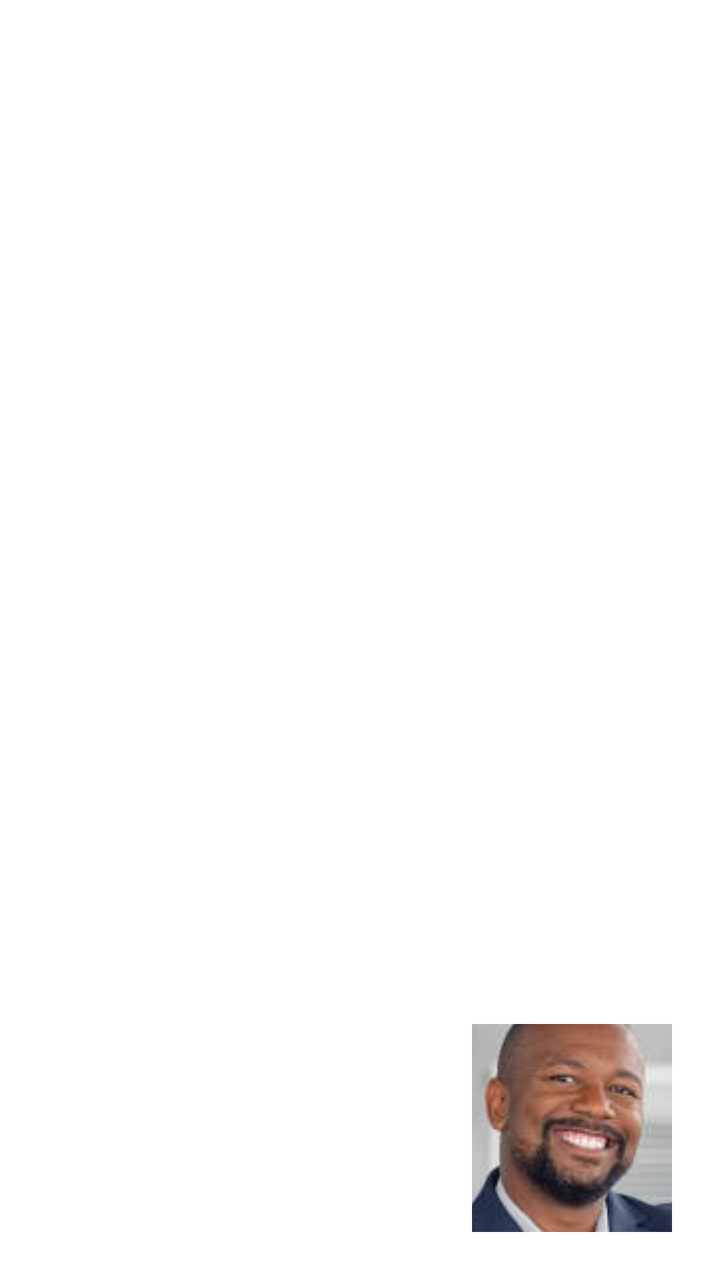
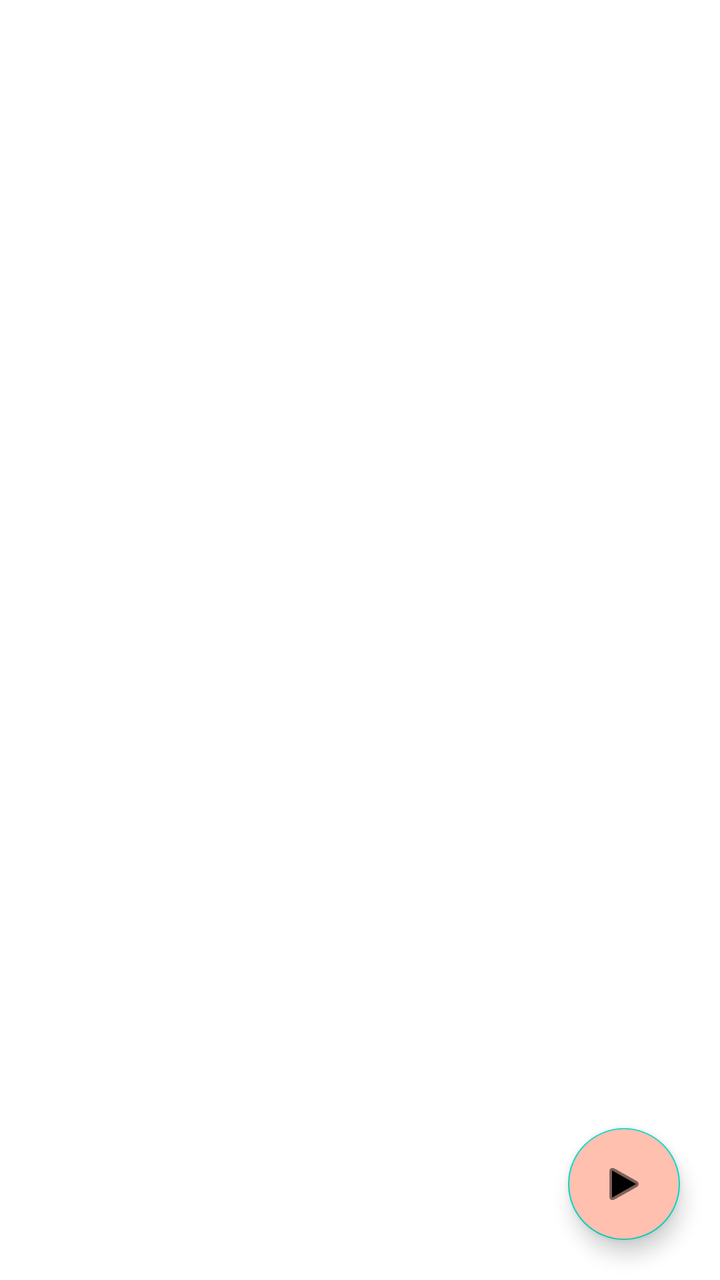

An Android layout rendered at two revisions. The XML below is the earlier revision; the diff shows what the commit changed to produce the second picture.
<!-- AndroidManifest.xml: application theme Theme.Tasqr -->
<!-- res/layout/activity_addtaskusersactivity.xml -->
<?xml version="1.0" encoding="utf-8"?>
<RelativeLayout xmlns:android="http://schemas.android.com/apk/res/android"
    xmlns:app="http://schemas.android.com/apk/res-auto"
    xmlns:tools="http://schemas.android.com/tools"
    android:layout_width="match_parent"
    android:layout_height="match_parent"
    tools:context=".AddUsersActivity">

    <ListView
        android:id="@+id/userlisttsk"
        android:layout_width="match_parent"
        android:layout_height="match_parent"
        android:choiceMode="multipleChoice">
    </ListView>

    <androidx.constraintlayout.widget.ConstraintLayout
        android:layout_width="match_parent"
        android:layout_height="match_parent">

        <ImageButton
            android:id="@+id/snickerstsk"
            android:layout_width="100dp"
            android:layout_height="104dp"
            android:layout_marginEnd="24dp"
            android:layout_marginBottom="24dp"
            app:layout_constraintBottom_toBottomOf="parent"
            app:layout_constraintEnd_toEndOf="parent"
            app:srcCompat="@drawable/avatar" />
    </androidx.constraintlayout.widget.ConstraintLayout>

</RelativeLayout>
<!-- resources referenced by this layout -->
<resources>
  <!-- drawable avatar: png bitmap (drawable, 55048 bytes) -->
  <style name="Theme.Tasqr" parent="Theme.MaterialComponents.DayNight.DarkActionBar">
          
          <item name="colorPrimary">@color/tasqr_yellow</item>
          <item name="colorPrimaryVariant">@color/purple_700</item>
          <item name="colorOnPrimary">@color/white</item>
          
          <item name="colorSecondary">@color/teal_200</item>
          <item name="colorSecondaryVariant">@color/teal_700</item>
          <item name="colorOnSecondary">@color/black</item>
          
          <item name="android:statusBarColor" tools:targetApi="l">?attr/colorPrimaryVariant</item>
          
      </style>
  <color name="tasqr_yellow">#FFD900</color>
  <color name="purple_700">#FF3700B3</color>
  <color name="white">#FFFFFFFF</color>
  <color name="teal_200">#FF03DAC5</color>
  <color name="teal_700">#FF018786</color>
  <color name="black">#FF000000</color>
</resources>

<!-- the commit's change to res/layout/activity_addtaskusersactivity.xml (unified diff, before → after) -->
@@ -17,15 +17,18 @@
         android:layout_width="match_parent"
         android:layout_height="match_parent">
 
-        <ImageButton
-            android:id="@+id/snickerstsk"
-            android:layout_width="100dp"
-            android:layout_height="104dp"
-            android:layout_marginEnd="24dp"
-            android:layout_marginBottom="24dp"
+        <com.google.android.material.floatingactionbutton.FloatingActionButton
+            android:id="@+id/nextButton"
+            android:layout_width="wrap_content"
+            android:layout_height="wrap_content"
+            android:layout_marginEnd="20dp"
+            android:layout_marginBottom="20dp"
+            android:backgroundTint="@color/text_color"
+            android:src="@android:drawable/ic_media_play"
             app:layout_constraintBottom_toBottomOf="parent"
             app:layout_constraintEnd_toEndOf="parent"
-            app:srcCompat="@drawable/avatar" />
+            app:rippleColor="@color/tasqr_yellow" />
+
     </androidx.constraintlayout.widget.ConstraintLayout>
 
 </RelativeLayout>
<!-- resource entries referenced after the edit -->
@@ -1,6 +1,5 @@
 <!-- resources referenced by this layout -->
 <resources>
-  <!-- drawable avatar: png bitmap (drawable, 55048 bytes) -->
   <style name="Theme.Tasqr" parent="Theme.MaterialComponents.DayNight.DarkActionBar">
           
           <item name="colorPrimary">@color/tasqr_yellow</item>
@@ -15,6 +14,7 @@
           
       </style>
   <color name="tasqr_yellow">#FFD900</color>
+  <color name="text_color">#FFC0B0</color>
   <color name="purple_700">#FF3700B3</color>
   <color name="white">#FFFFFFFF</color>
   <color name="teal_200">#FF03DAC5</color>
